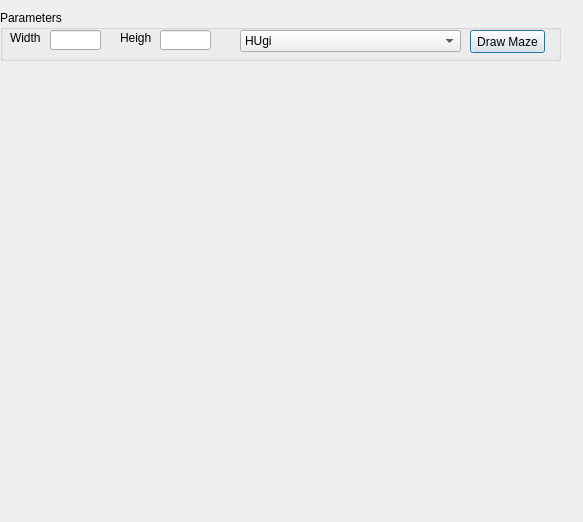
Qt form src/main/mazes.ui (meix555/PyMazes) before a commit.
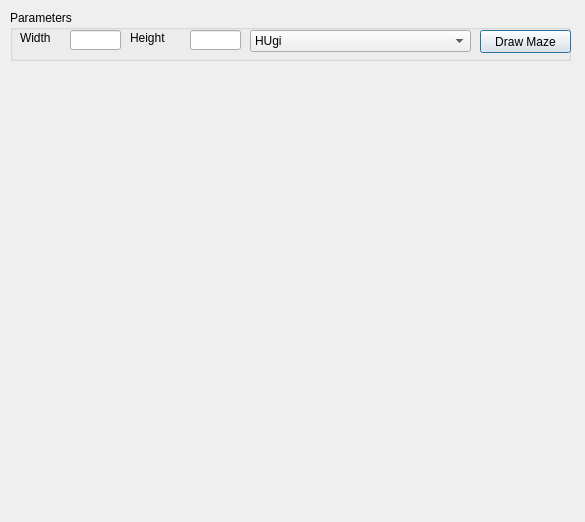
The same form after that commit.

The edit to the form file:
```diff
--- a/src/main/mazes.ui
+++ b/src/main/mazes.ui
@@ -6,7 +6,7 @@
    <rect>
     <x>0</x>
     <y>0</y>
-    <width>583</width>
+    <width>585</width>
     <height>522</height>
    </rect>
   </property>
@@ -16,7 +16,7 @@
   <widget class="QGroupBox" name="groupBox">
    <property name="geometry">
     <rect>
-     <x>0</x>
+     <x>10</x>
      <y>10</y>
      <width>561</width>
      <height>51</height>
@@ -30,7 +30,7 @@
      <rect>
       <x>10</x>
       <y>20</y>
-      <width>31</width>
+      <width>51</width>
       <height>16</height>
      </rect>
     </property>
@@ -43,7 +43,7 @@
      <rect>
       <x>120</x>
       <y>20</y>
-      <width>31</width>
+      <width>51</width>
       <height>16</height>
      </rect>
     </property>
@@ -54,7 +54,7 @@
    <widget class="QLineEdit" name="widthEdit">
     <property name="geometry">
      <rect>
-      <x>50</x>
+      <x>60</x>
       <y>20</y>
       <width>51</width>
       <height>20</height>
@@ -64,7 +64,7 @@
    <widget class="QLineEdit" name="heightEdit">
     <property name="geometry">
      <rect>
-      <x>160</x>
+      <x>180</x>
       <y>20</y>
       <width>51</width>
       <height>20</height>
@@ -96,7 +96,7 @@
      <rect>
       <x>470</x>
       <y>20</y>
-      <width>75</width>
+      <width>91</width>
       <height>23</height>
      </rect>
     </property>
```
